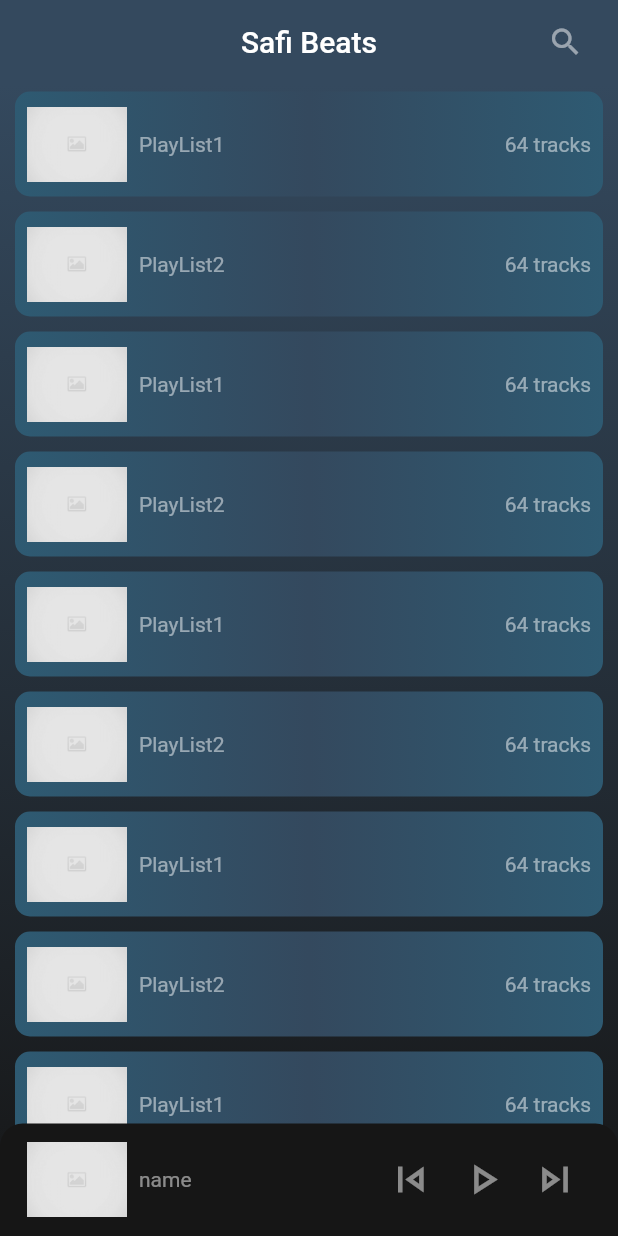
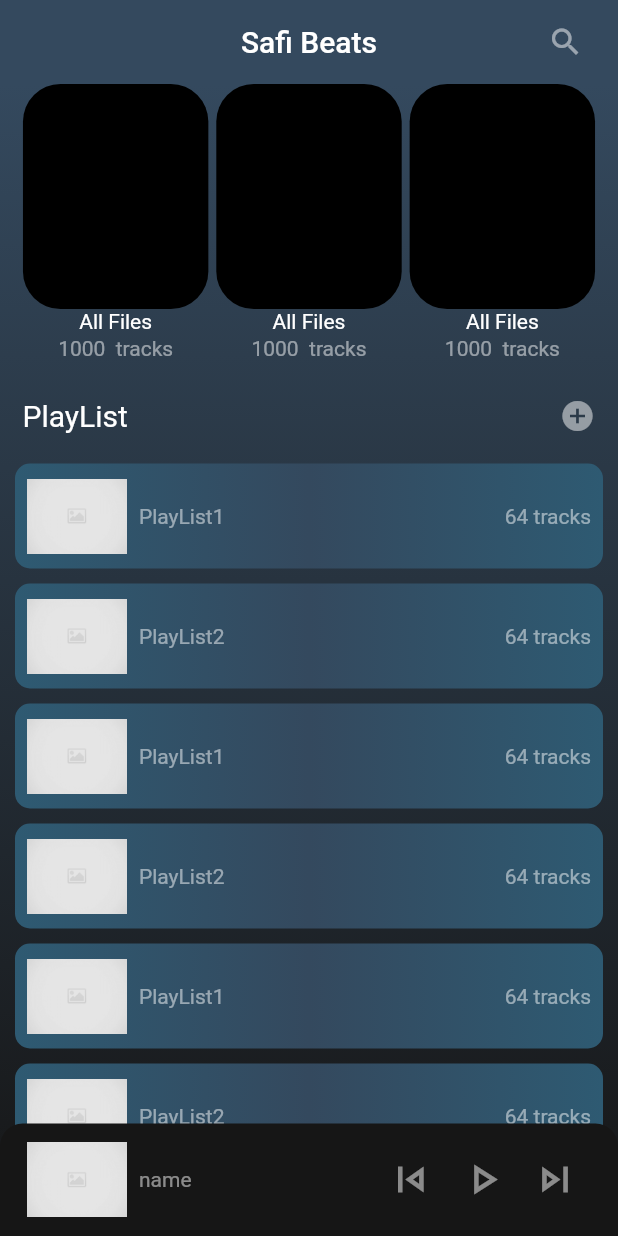
Before and after one commit to Abdulkader-Safi/Safi-Beats, a Flutter app: the screen it shows after launch, on a phone screen of 412 x 824 dp. Run offline on Flutter 3.47's test engine with Material 2 defaults, Android fonts, the phone set to English and light mode, and no system bars; our stand-ins replace get, just_audio, on_audio_query, permission_handler.

Commit message:
working on Home Page UI

```diff
--- a/lib/views/home_screen.dart
+++ b/lib/views/home_screen.dart
@@ -48,6 +48,139 @@ class HomeScreen extends StatelessWidget {
                 padding: const EdgeInsets.symmetric(horizontal: 10.0),
                 child: Column(
                   children: [
+                    Row(
+                      crossAxisAlignment: CrossAxisAlignment.center,
+                      mainAxisAlignment: MainAxisAlignment.spaceEvenly,
+                      mainAxisSize: MainAxisSize.max,
+                      children: [
+                        InkWell(
+                          child: Column(
+                            crossAxisAlignment: CrossAxisAlignment.center,
+                            mainAxisAlignment: MainAxisAlignment.spaceEvenly,
+                            mainAxisSize: MainAxisSize.max,
+                            children: [
+                              Container(
+                                height: 150,
+                                width: MediaQuery.of(context).size.width * 0.3,
+                                decoration: BoxDecoration(
+                                  color: Colors.black,
+                                  borderRadius: BorderRadius.circular(25),
+                                ),
+                              ),
+                              const Text(
+                                "All Files",
+                                style: TextStyle(
+                                  color: Colors.white,
+                                ),
+                              ),
+                              const SizedBox(
+                                height: 2,
+                              ),
+                              Text(
+                                "1000  tracks",
+                                style: TextStyle(
+                                  color: whiteWithHalfOpacities,
+                                ),
+                              ),
+                            ],
+                          ),
+                        ),
+                        InkWell(
+                          child: Column(
+                            crossAxisAlignment: CrossAxisAlignment.center,
+                            mainAxisAlignment: MainAxisAlignment.spaceEvenly,
+                            mainAxisSize: MainAxisSize.max,
+                            children: [
+                              Container(
+                                height: 150,
+                                width: MediaQuery.of(context).size.width * 0.3,
+                                decoration: BoxDecoration(
+                                  color: Colors.black,
+                                  borderRadius: BorderRadius.circular(25),
+                                ),
+                              ),
+                              const Text(
+                                "All Files",
+                                style: TextStyle(
+                                  color: Colors.white,
+                                ),
+                              ),
+                              const SizedBox(
+                                height: 2,
+                              ),
+                              Text(
+                                "1000  tracks",
+                                style: TextStyle(
+                                  color: whiteWithHalfOpacities,
+                                ),
+                              ),
+                            ],
+                          ),
+                        ),
+                        InkWell(
+                          child: Column(
+                            crossAxisAlignment: CrossAxisAlignment.center,
+                            mainAxisAlignment: MainAxisAlignment.spaceEvenly,
+                            mainAxisSize: MainAxisSize.max,
+                            children: [
+                              Container(
+                                height: 150,
+                                width: MediaQuery.of(context).size.width * 0.3,
+                                decoration: BoxDecoration(
+                                  color: Colors.black,
+                                  borderRadius: BorderRadius.circular(25),
+                                ),
+                              ),
+                              const Text(
+                                "All Files",
+                                style: TextStyle(
+                                  color: Colors.white,
+                                ),
+                              ),
+                              const SizedBox(
+                                height: 2,
+                              ),
+                              Text(
+                                "1000  tracks",
+                                style: TextStyle(
+                                  color: whiteWithHalfOpacities,
+                                ),
+                              ),
+                            ],
+                          ),
+                        ),
+                      ],
+                    ),
+                    const SizedBox(
+                      height: 10,
+                    ),
+                    Padding(
+                      padding: const EdgeInsets.symmetric(
+                        horizontal: 5.0,
+                        vertical: 15.0,
+                      ),
+                      child: Row(
+                        mainAxisAlignment: MainAxisAlignment.spaceBetween,
+                        crossAxisAlignment: CrossAxisAlignment.center,
+                        mainAxisSize: MainAxisSize.max,
+                        children: [
+                          const Text(
+                            "PlayList",
+                            style: TextStyle(
+                              fontSize: 20,
+                              color: Colors.white,
+                            ),
+                          ),
+                          InkWell(
+                            onTap: () {},
+                            child: Icon(
+                              Icons.add_circle,
+                              color: whiteWithHalfOpacities,
+                            ),
+                          ),
+                        ],
+                      ),
+                    ),
                     PlayListWidget(
                       name: 'PlayList1',
                       numberOfTracks: 64,
```
